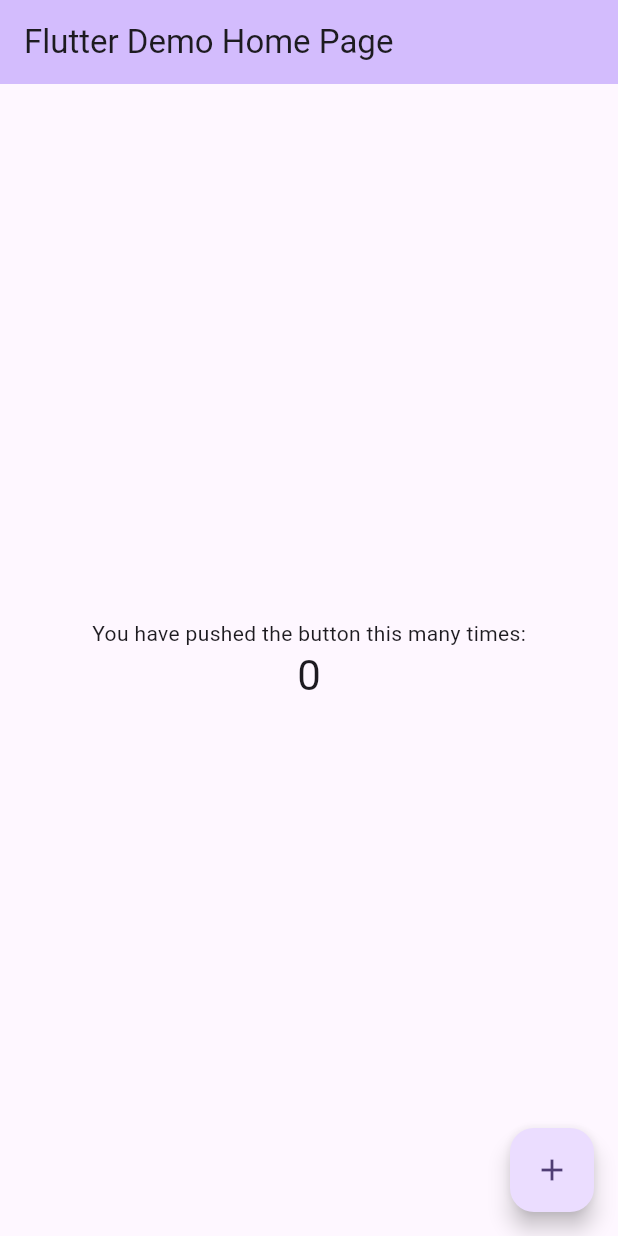
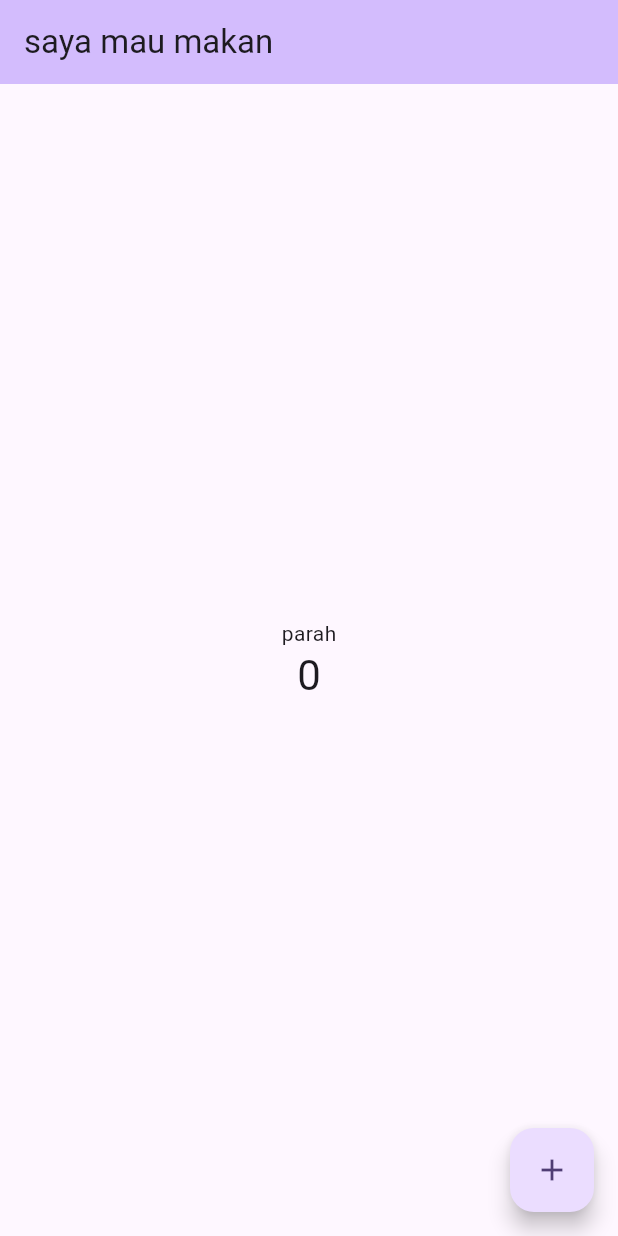
Before and after one commit to Maraiz/flutter-belajar, a Flutter app: the screen it shows after launch, on a phone screen of 412 x 824 dp. Run offline on Flutter 3.47's test engine with Material 2 defaults, Android fonts, the phone set to English and light mode, and no system bars.

Commit message:
test android studio

```diff
--- a/login_register/lib/main.dart
+++ b/login_register/lib/main.dart
@@ -31,7 +31,7 @@ class MyApp extends StatelessWidget {
         colorScheme: ColorScheme.fromSeed(seedColor: Colors.deepPurple),
         useMaterial3: true,
       ),
-      home: const MyHomePage(title: 'Flutter Demo Home Page'),
+      home: const MyHomePage(title: 'saya mau makan'),
     );
   }
 }
@@ -106,7 +106,7 @@ class _MyHomePageState extends State<MyHomePage> {
           mainAxisAlignment: MainAxisAlignment.center,
           children: <Widget>[
             const Text(
-              'You have pushed the button this many times:',
+              'parah',
             ),
             Text(
               '$_counter',
```
Also changed, not shown: 1 other file.
